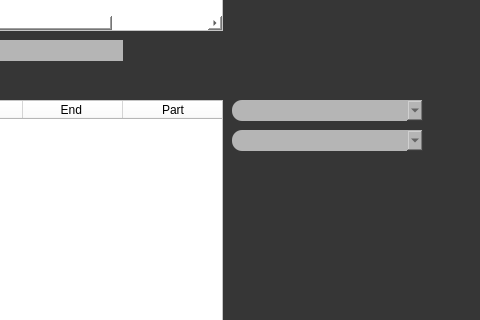
Before: the Qt Designer form AppWindow.ui in asuXie/Machine-Maintenance-System-MMS, drawn with Qt 5; both pictures show x 720 to 1200 and y 236 to 556 of the 1200 by 800 pixel window.
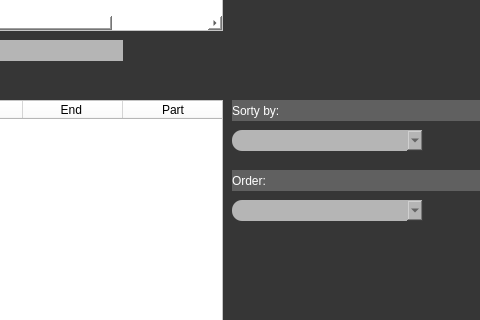
After: the same form once the commit is applied. The open tabs and pages were chosen to show the change. Icons and pictures are not drawn.

What changed in the file:
```diff
--- a/AppWindow.ui
+++ b/AppWindow.ui
@@ -395,24 +395,6 @@
       <property name="geometry">
        <rect>
         <x>950</x>
-        <y>270</y>
-        <width>191</width>
-        <height>21</height>
-       </rect>
-      </property>
-      <property name="styleSheet">
-       <string notr="true">color: rgb(54, 54, 54);
-border-color: rgb(96, 96, 96);
-selection-color: rgb(0, 0, 0);
-font: 10pt &quot;Verdana&quot;;
-border-radius: 10px;
-background-color: rgb(181, 181, 181);</string>
-      </property>
-     </widget>
-     <widget class="QComboBox" name="sortByComboMaintenance">
-      <property name="geometry">
-       <rect>
-        <x>950</x>
         <y>300</y>
         <width>191</width>
         <height>21</height>
@@ -427,6 +409,70 @@
 background-color: rgb(181, 181, 181);</string>
       </property>
      </widget>
+     <widget class="QComboBox" name="sortByComboMaintenance">
+      <property name="geometry">
+       <rect>
+        <x>950</x>
+        <y>370</y>
+        <width>191</width>
+        <height>21</height>
+       </rect>
+      </property>
+      <property name="styleSheet">
+       <string notr="true">color: rgb(54, 54, 54);
+border-color: rgb(96, 96, 96);
+selection-color: rgb(0, 0, 0);
+font: 10pt &quot;Verdana&quot;;
+border-radius: 10px;
+background-color: rgb(181, 181, 181);</string>
+      </property>
+     </widget>
+     <widget class="QLabel" name="label_5">
+      <property name="geometry">
+       <rect>
+        <x>950</x>
+        <y>270</y>
+        <width>261</width>
+        <height>21</height>
+       </rect>
+      </property>
+      <property name="styleSheet">
+       <string notr="true">
+border-color: rgb(96, 96, 96);
+selection-color: rgb(0, 0, 0);
+
+background-color: rgb(96, 96, 96);
+
+color: rgb(255, 255, 255); 
+font: 16pt &quot;Verdana&quot;;</string>
+      </property>
+      <property name="text">
+       <string>Sorty by:</string>
+      </property>
+     </widget>
+     <widget class="QLabel" name="label_6">
+      <property name="geometry">
+       <rect>
+        <x>950</x>
+        <y>340</y>
+        <width>261</width>
+        <height>21</height>
+       </rect>
+      </property>
+      <property name="styleSheet">
+       <string notr="true">
+border-color: rgb(96, 96, 96);
+selection-color: rgb(0, 0, 0);
+
+background-color: rgb(96, 96, 96);
+
+color: rgb(255, 255, 255); 
+font: 16pt &quot;Verdana&quot;;</string>
+      </property>
+      <property name="text">
+       <string>Order:</string>
+      </property>
+     </widget>
     </widget>
     <widget class="QWidget" name="tab_2">
      <attribute name="title">
```
Left out of the diff: 2 changed lines with no effect on the pictures.
